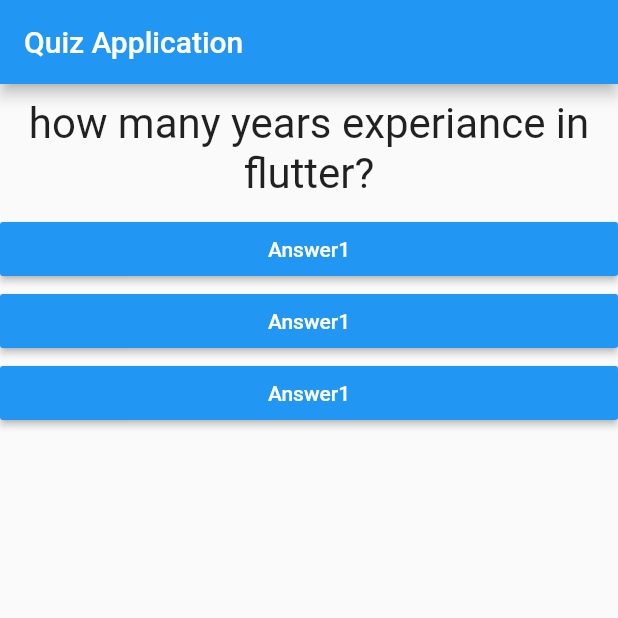
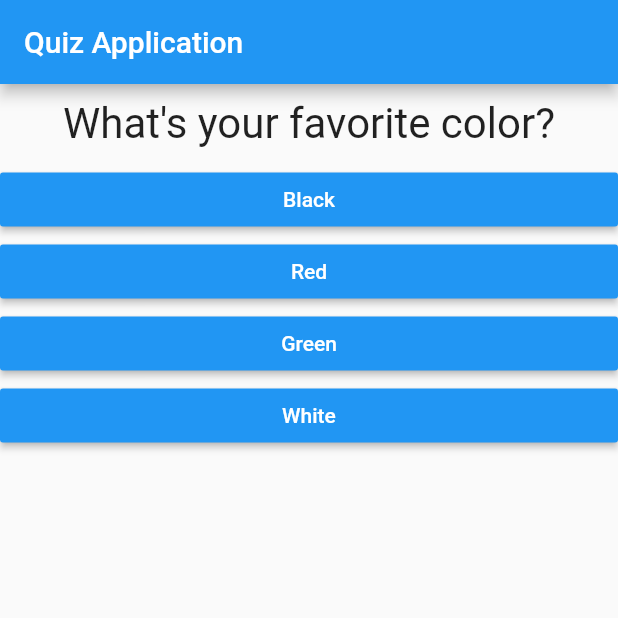
Before and after one commit to Hamjeth68/Flutter_App, a Flutter app: the screen it shows after launch, on a phone screen of 412 x 824 dp, the top half of it. Run offline on Flutter 3.47's test engine with Material 2 defaults, Android fonts, the phone set to English and light mode, and no system bars.

```diff
--- a/lib/answer.dart
+++ b/lib/answer.dart
@@ -2,15 +2,16 @@ import 'package:flutter/material.dart';
 
 class Answer extends StatelessWidget {
   final Function selectHandler;
+  final String answerText;
 
-  Answer(this.selectHandler);
+  Answer(this.selectHandler, this.answerText);
 
   @override
   Widget build(BuildContext context) {
     return Container(
       width: double.infinity,
       child: RaisedButton(
-        child: Text('Answer1'),
+        child: Text(answerText),
         onPressed: selectHandler,
         color: Colors.blue,
         textColor: Colors.white,
--- a/lib/main.dart
+++ b/lib/main.dart
@@ -25,11 +25,19 @@ class MyAppState extends State<MyApp> {
 
   @override
   Widget build(BuildContext context) {
-    var Questions = [
-      'how many years experiance in flutter?',
-      'are you familiar with IOS and Android?',
-      'What are the projects you have been worked?',
-      'What is your salary expectation',
+    var questions = [
+      {
+        'questionText': 'What\'s your favorite color?',
+        'answers': ['Black', 'Red', 'Green', 'White'],
+      },
+      {
+        'questionText': 'What\'s your favorite animal?',
+        'answers': ['Rabit', 'Cat', 'Dog', 'Bird'],
+      },
+      {
+        'questionText': 'What\'s your favorite Country?',
+        'answers': ['German', 'italy', 'France', 'London'],
+      },
     ];
     return MaterialApp(
       home: Scaffold(
@@ -38,10 +46,13 @@ class MyAppState extends State<MyApp> {
         ),
         body: Column(
           children: [
-            Question(Questions[questionIndex]),
-            Answer(answerQuestion),
-            Answer(answerQuestion),
-            Answer(answerQuestion),
+            Question(
+              questions[questionIndex]['questionText'],
+            ),
+            ...(questions[questionIndex]['answers'] as List<String>)
+                .map((answer) {
+              return Answer(answerQuestion, answer);
+            }).toList()
           ],
         ),
       ),
```
